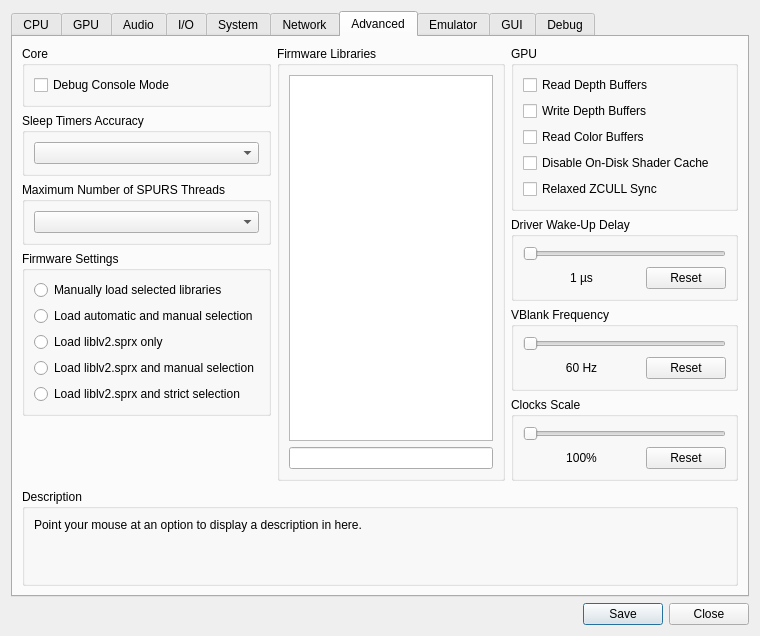
This is rpcs3/rpcs3qt/settings_dialog.ui in Senjosei/rpcs3 as Qt 5 draws it before an edit. The edited form follows.
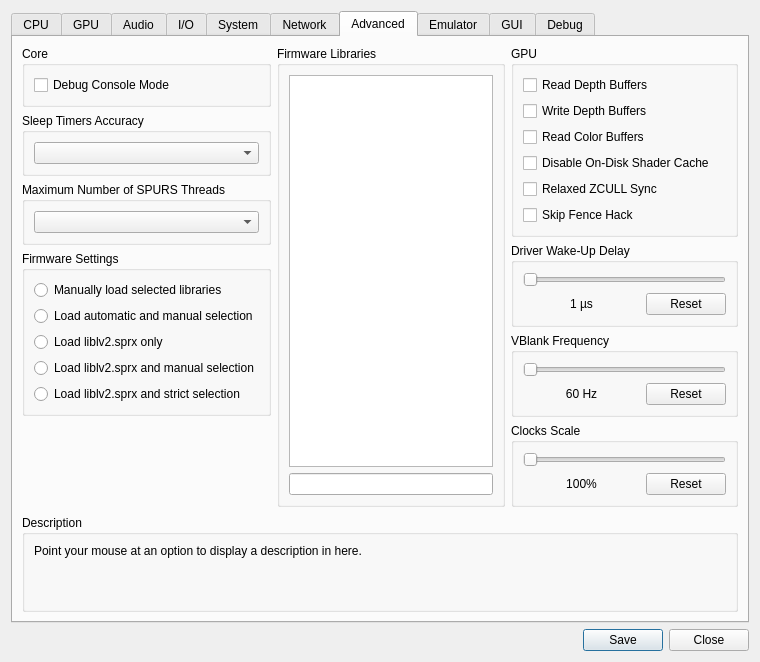
This is the edited form. Icons and pictures are not drawn.

Commit message: Add skip fence hack

Patch:
```diff
--- a/rpcs3/rpcs3qt/settings_dialog.ui
+++ b/rpcs3/rpcs3qt/settings_dialog.ui
@@ -1756,6 +1756,13 @@
                 </property>
                </widget>
               </item>
+              <item>
+               <widget class="QCheckBox" name="skipfenceHack">
+                <property name="text">
+                 <string>Skip Fence Hack</string>
+                </property>
+               </widget>
+              </item>
              </layout>
             </widget>
            </item>
```
The commit also changes 5 other files.
